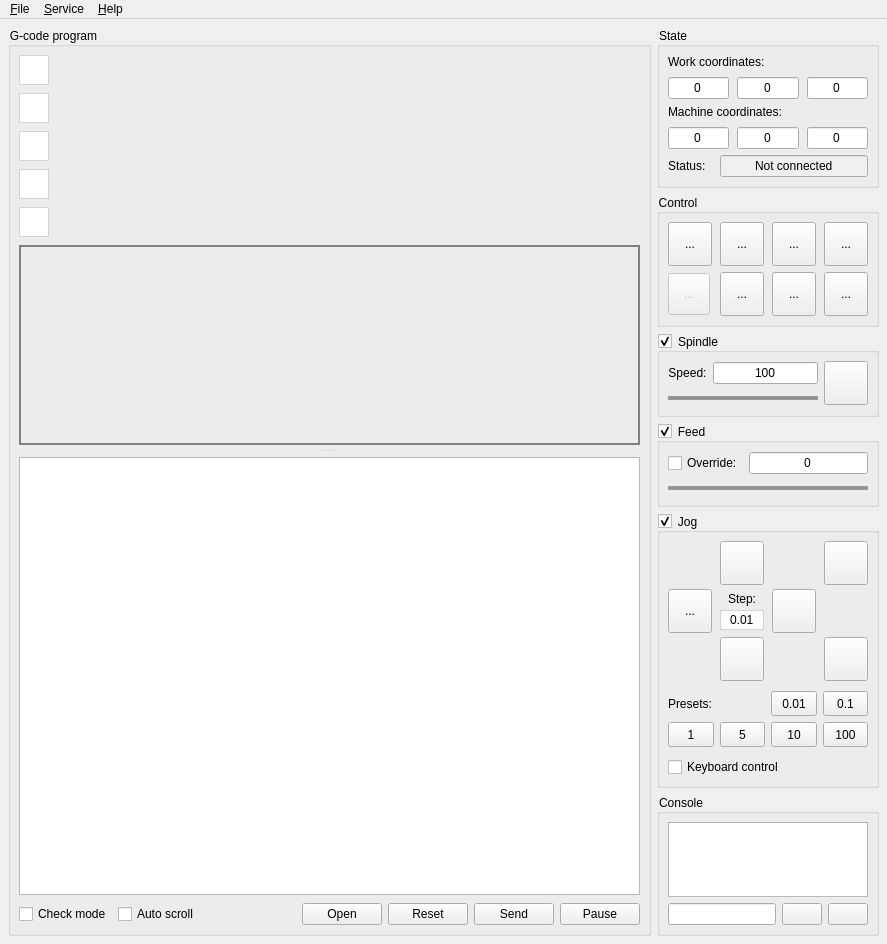
Old version of the form frmmain.ui in the repository Denvi/Candle.
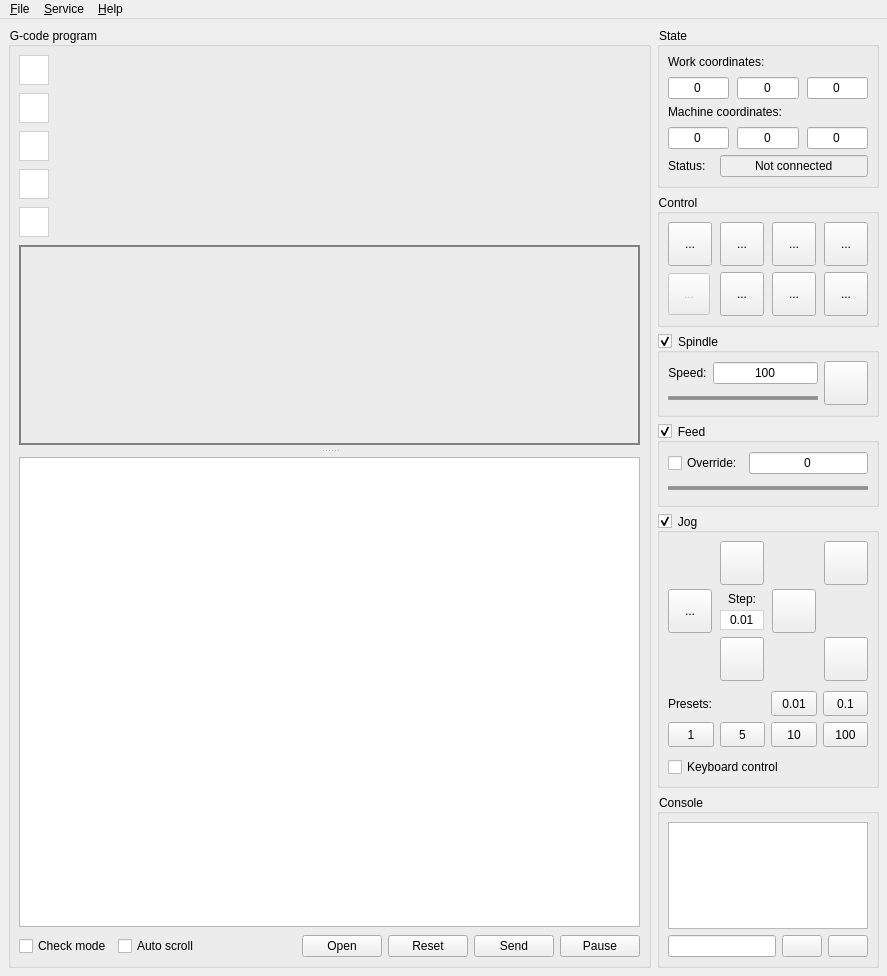
New version of the form. Icons and pictures are not drawn. Custom widgets are drawn as their Qt base class.

Commit message:
Groupboxes titles shows actual info in collapsed state.
Keyboard control works with collapsed "Jog" groupbox now. (Scroll Lock
key switches state of keyboard control).

```diff
--- a/frmmain.ui
+++ b/frmmain.ui
@@ -7,7 +7,7 @@
     <x>0</x>
     <y>0</y>
     <width>887</width>
-    <height>944</height>
+    <height>976</height>
    </rect>
   </property>
   <property name="palette">
```
Left out of the diff: 64 changed lines with no effect on the pictures. The commit also changes 2 other files.
